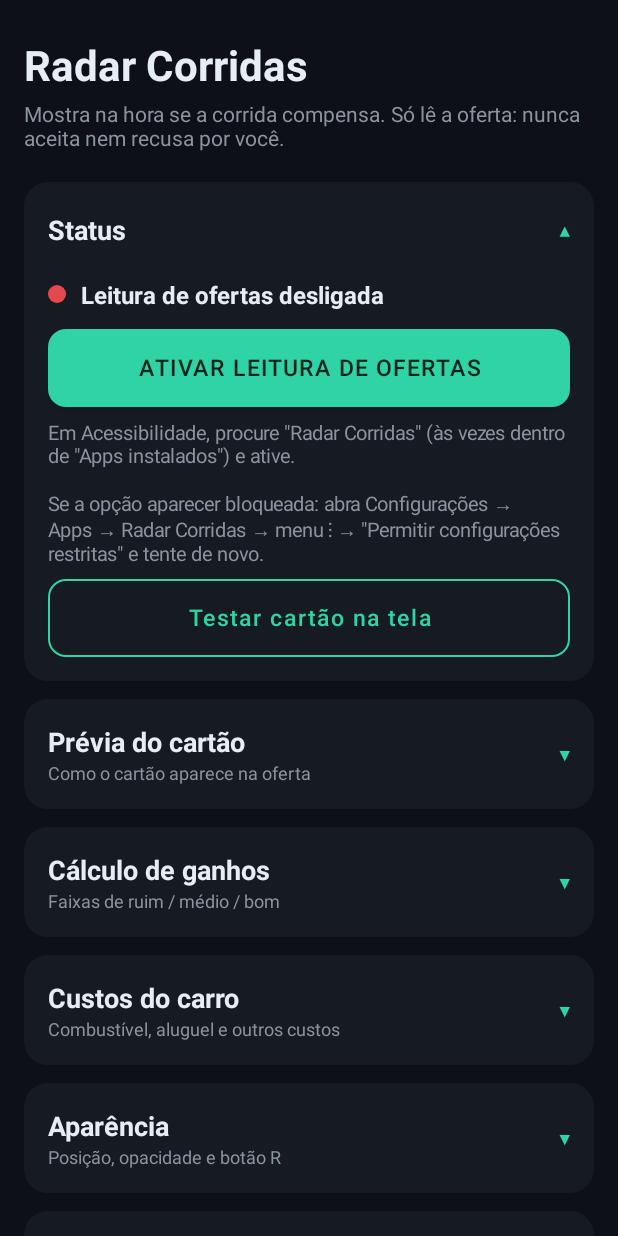
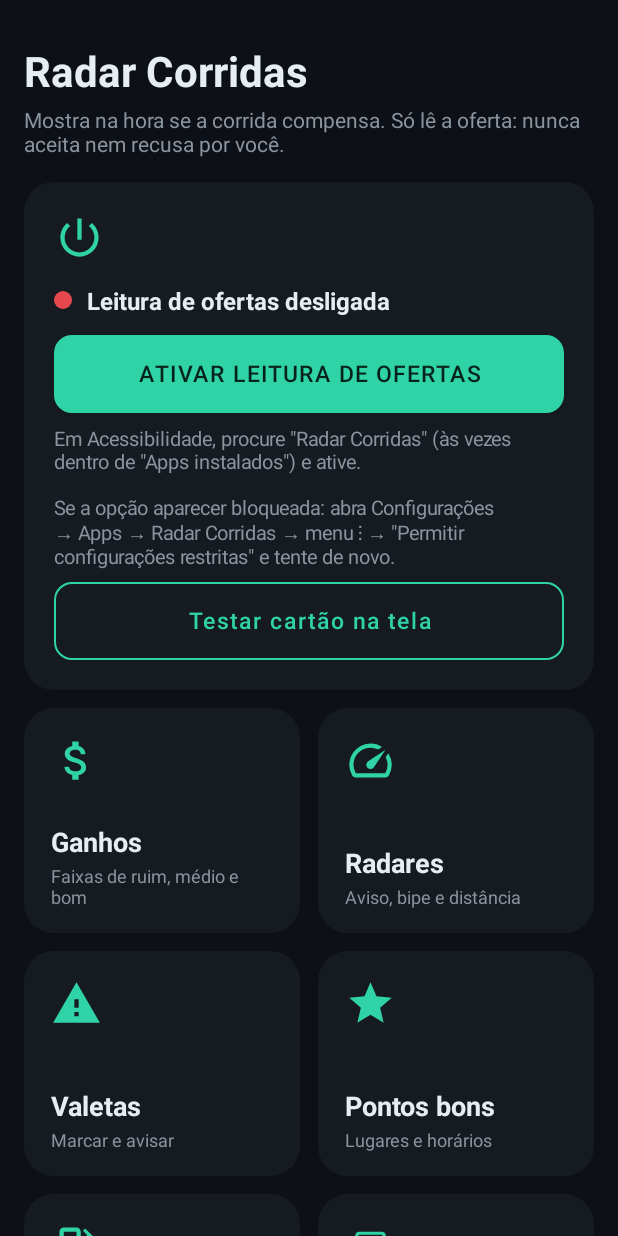
Before and after one commit to efreetales/radar-corridas, an Android app: the screen it shows after launch (MainActivity), on a phone screen of 412 x 824 dp. Run offline under Robolectric (Android 15) with nearby library versions, the phone set to English and light mode, and no system bars; pictures from the network do not load.

Commit message:
Tela inicial em cards com ícones; cada card abre a página da seção
Co-Authored-By: Claude Opus 5.5 <noreply@anthropic.com>
Claude-Session: https://claude.ai/code/session_01HAyDQwT6qSeeqhjTKfGLrB

```diff
--- a/app/src/main/java/com/taleco/radarcorridas/MainActivity.kt
+++ b/app/src/main/java/com/taleco/radarcorridas/MainActivity.kt
@@ -46,38 +46,113 @@ class MainActivity : AppCompatActivity() {
     private lateinit var costSummary: TextView
     private lateinit var countText: TextView
 
+    // ---------- Navegação: tela inicial com cards → página de cada seção ----------
+
+    private class Page(val key: String, val icon: Int, val hint: String) {
+        lateinit var body: LinearLayout
+    }
+
+    /** Ordem e ícones dos cards da tela inicial. "Prévia do cartão" fica dentro de Ganhos. */
+    private val pages = linkedMapOf(
+        "Cálculo de ganhos" to Page("Ganhos", R.drawable.ic_money, "Faixas de ruim, médio e bom"),
+        "Radares de velocidade" to Page("Radares", R.drawable.ic_speed, "Aviso, bipe e distância"),
+        "Valetas e buracos" to Page("Valetas", R.drawable.ic_warning, "Marcar e avisar"),
+        "Meus pontos bons" to Page("Pontos bons", R.drawable.ic_star, "Lugares e horários"),
+        "Custos do carro" to Page("Custos", R.drawable.ic_fuel, "Combustível e aluguel"),
+        "Corridas e percurso" to Page("Corridas", R.drawable.ic_car, "Registro e permissões"),
+        "Aparência" to Page("Aparência", R.drawable.ic_palette, "Posição e botão R"),
+        "Dados" to Page("Dados", R.drawable.ic_storage, "Exportar e diagnóstico")
+    )
+
+    private lateinit var scroll: ScrollView
+    private lateinit var home: LinearLayout
+    private lateinit var statusCard: LinearLayout
+    private var currentPage: String? = null
+
     override fun onCreate(savedInstanceState: Bundle?) {
         super.onCreate(savedInstanceState)
         prefs = Prefs(this)
 
-        val scroll = ScrollView(this).apply {
+        scroll = ScrollView(this).apply {
             setBackgroundColor(Colors.BG)
             isFillViewport = true
         }
+        setContentView(scroll)
+
+        // Conteúdo de cada página (montado uma vez)
+        for ((title, pg) in pages) {
+            pg.body = LinearLayout(this).apply { orientation = LinearLayout.VERTICAL }
+        }
+        statusCard = LinearLayout(this).apply {
+            orientation = LinearLayout.VERTICAL
+            setPadding(dp(20), dp(20), dp(20), dp(20))
+            background = rounded(Colors.SURFACE, 20f)
+        }
+
+        val dummy = LinearLayout(this)
+        buildStatus(dummy)
+        buildPreview(dummy)
+        buildMetrics(dummy)
+        buildCosts(dummy)
+        buildAppearance(dummy)
+        buildTrips(dummy)
+        buildSpeed(dummy)
+        buildHazards(dummy)
+        buildSpots(dummy)
+        buildData(dummy)
+        tallAll(statusCard)
+        for (pg in pages.values) tallAll(pg.body)
+
+        home = buildHome()
+        showHome()
+
+        onBackPressedDispatcher.addCallback(this, object : androidx.activity.OnBackPressedCallback(true) {
+            override fun handleOnBackPressed() {
+                if (currentPage != null) {
+                    showHome()
+                } else {
+                    isEnabled = false
+                    onBackPressedDispatcher.onBackPressed()
+                }
+            }
+        })
+    }
+
+    private fun buildHome(): LinearLayout {
         val col = LinearLayout(this).apply {
             orientation = LinearLayout.VERTICAL
-            setPadding(dp(16), dp(24), dp(16), dp(40))
+            setPadding(dp(16), dp(28), dp(16), dp(40))
         }
-        scroll.addView(col)
-        setContentView(scroll)
-
         col.addView(text("Radar Corridas", 28f, Colors.TEXT, bold = true))
         col.addView(text(
             "Mostra na hora se a corrida compensa. Só lê a oferta: nunca aceita nem recusa por você.",
             14f, Colors.MUTED
-        ).apply { setPadding(0, dp(4), 0, dp(8)) })
+        ).apply { setPadding(0, dp(4), 0, dp(16)) })
 
-        buildStatus(col)
-        buildPreview(col)
-        buildMetrics(col)
-        buildCosts(col)
-        buildAppearance(col)
-        buildTrips(col)
-        buildSpeed(col)
-        buildHazards(col)
-        buildSpots(col)
-        buildData(col)
-        tallAll(col)
+        statusCard.addView(icon(R.drawable.ic_power, 34, Colors.ACCENT).apply {
+            layoutParams = LinearLayout.LayoutParams(dp(34), dp(34)).apply { bottomMargin = dp(14) }
+        }, 0)
+        col.addView(statusCard, matchWrap())
+
+        // Grade de cards, 2 por linha
+        val entries = pages.entries.toList()
+        var i = 0
+        while (i < entries.size) {
+            val row = LinearLayout(this).apply { orientation = LinearLayout.HORIZONTAL }
+            for (j in 0..1) {
+                val e = entries.getOrNull(i + j)
+                val lp = LinearLayout.LayoutParams(0, LinearLayout.LayoutParams.WRAP_CONTENT, 1f).apply {
+                    if (j == 0) rightMargin = dp(6) else leftMargin = dp(6)
+                }
+                if (e == null) {
+                    row.addView(View(this), lp)
+                } else {
+                    row.addView(tile(e.key, e.value), lp)
+                }
+            }
+            col.addView(row, matchWrap(top = 12))
+            i += 2
+        }
 
         val version = try {
             packageManager.getPackageInfo(packageName, 0).versionName
@@ -86,8 +161,82 @@ class MainActivity : AppCompatActivity() {
         }
         col.addView(text("Versão $version", 12f, Colors.MUTED).apply {
             gravity = Gravity.CENTER
-            setPadding(0, dp(16), 0, 0)
+            setPadding(0, dp(20), 0, 0)
         })
+        return col
+    }
+
+    private fun ripple(v: View) {
+        val tv = android.util.TypedValue()
+        theme.resolveAttribute(android.R.attr.selectableItemBackground, tv, true)
+        v.foreground = ContextCompat.getDrawable(this, tv.resourceId)
+        v.isClickable = true
+        v.isFocusable = true
+    }
+
+    private fun icon(res: Int, sizeDp: Int, color: Int) = android.widget.ImageView(this).apply {
+        setImageResource(res)
+        imageTintList = ColorStateList.valueOf(color)
+        layoutParams = LinearLayout.LayoutParams(dp(sizeDp), dp(sizeDp))
+    }
+
+    /** Card da tela inicial: ícone em cima, nome embaixo (como no app do banco). */
+    private fun tile(title: String, pg: Page): View {
+        val card = LinearLayout(this).apply {
+            orientation = LinearLayout.VERTICAL
+            setPadding(dp(18), dp(18), dp(18), dp(16))
+            background = rounded(Colors.SURFACE, 20f)
+            minimumHeight = dp(150)
+        }
+        ripple(card)
+        card.addView(icon(pg.icon, 34, Colors.ACCENT))
+        card.addView(View(this), LinearLayout.LayoutParams(1, 0, 1f))
+        card.addView(text(pg.key, 18f, Colors.TEXT, bold = true).apply { setPadding(0, dp(18), 0, 0) })
+        card.addView(text(pg.hint, 12f, Colors.MUTED).apply { setPadding(0, dp(2), 0, 0) })
+        card.setOnClickListener { showPage(title) }
+        return card
+    }
+
+    private fun showHome() {
+        currentPage = null
+        (home.parent as? android.view.ViewGroup)?.removeView(home)
+        scroll.removeAllViews()
+        scroll.addView(home)
+        scroll.scrollTo(0, 0)
+        updateStatus()
+    }
+
+    private fun showPage(title: String) {
+        val pg = pages[title] ?: return
+        currentPage = title
+        val col = LinearLayout(this).apply {
+            orientation = LinearLayout.VERTICAL
+            setPadding(dp(16), dp(20), dp(16), dp(40))
+        }
+        val bar = LinearLayout(this).apply {
+            orientation = LinearLayout.HORIZONTAL
+            gravity = Gravity.CENTER_VERTICAL
+        }
+        val back = android.widget.FrameLayout(this).apply {
+            minimumWidth = dp(48)
+            minimumHeight = dp(48)
+            setOnClickListener { showHome() }
+        }
+        ripple(back)
+        back.addView(icon(R.drawable.ic_back, 26, Colors.TEXT), android.widget.FrameLayout.LayoutParams(dp(26), dp(26), Gravity.CENTER))
+        bar.addView(back, LinearLayout.LayoutParams(dp(48), dp(48)))
+        bar.addView(icon(pg.icon, 28, Colors.ACCENT).apply {
+            layoutParams = LinearLayout.LayoutParams(dp(28), dp(28)).apply { leftMargin = dp(4); rightMargin = dp(10) }
+        })
+        bar.addView(text(title, 22f, Colors.TEXT, bold = true))
+        col.addView(bar, matchWrap())
+
+        (pg.body.parent as? android.view.ViewGroup)?.removeView(pg.body)
+        col.addView(pg.body, matchWrap(top = 8))
+        scroll.removeAllViews()
+        scroll.addView(col)
+        scroll.scrollTo(0, 0)
+        onResume()
     }
 
     override fun onResume() {
@@ -1106,70 +1255,22 @@ class MainActivity : AppCompatActivity() {
         return box
     }
 
-    /** Resumo de cada seção, mostrado embaixo do título quando ela está fechada. */
-    private val sectionHints = mapOf(
-        "Status" to "Leitura de ofertas e teste do cartão",
-        "Prévia do cartão" to "Como o cartão aparece na oferta",
-        "Cálculo de ganhos" to "Faixas de ruim / médio / bom",
-        "Custos do carro" to "Combustível, aluguel e outros custos",
-        "Aparência" to "Posição, opacidade e botão R",
-        "Corridas e percurso" to "Registro das corridas e permissões",
-        "Radares de velocidade" to "Aviso, bipe, distância e lista da CET",
-        "Valetas e buracos" to "Marcar valetas e solavancos",
-        "Meus pontos bons" to "Lugares que rendem em certos horários",
-        "Dados" to "Exportar dados e diagnóstico"
-    )
-
     /**
-     * Seção em acordeão: o título abre e fecha o conteúdo.
-     * Lembra quais seções você deixou abertas.
+     * Cada builder pede uma "seção": o Status vai para o card do topo da tela inicial;
+     * as outras viram um bloco dentro da página do card correspondente.
      */
-    private fun section(parent: LinearLayout, title: String): LinearLayout {
-        val sp = getSharedPreferences("radar_ui", MODE_PRIVATE)
-        val key = "aberta_$title"
-        val card = LinearLayout(this).apply {
+    private fun section(@Suppress("UNUSED_PARAMETER") parent: LinearLayout, title: String): LinearLayout {
+        if (title == "Status") return statusCard
+        val key = if (title == "Prévia do cartão") "Cálculo de ganhos" else title
+        val page = pages[key] ?: return LinearLayout(this)
+        val block = LinearLayout(this).apply {
             orientation = LinearLayout.VERTICAL
+            setPadding(dp(16), dp(16), dp(16), dp(16))
             background = rounded(Colors.SURFACE, 16f)
         }
-        val header = LinearLayout(this).apply {
-            orientation = LinearLayout.HORIZONTAL
-            gravity = Gravity.CENTER_VERTICAL
-            setPadding(dp(16), dp(16), dp(12), dp(16))
-            minimumHeight = dp(64)
-            isClickable = true
-            isFocusable = true
-            val tv = android.util.TypedValue()
-            context.theme.resolveAttribute(android.R.attr.selectableItemBackground, tv, true)
-            foreground = ContextCompat.getDrawable(context, tv.resourceId)
-        }
-        val titles = LinearLayout(this).apply { orientation = LinearLayout.VERTICAL }
-        titles.addView(text(title, 18f, Colors.TEXT, bold = true))
-        val hint = text(sectionHints[title] ?: "", 12f, Colors.MUTED)
-        titles.addView(hint)
-        header.addView(titles, LinearLayout.LayoutParams(0, LinearLayout.LayoutParams.WRAP_CONTENT, 1f))
-        val chevron = text("", 20f, Colors.ACCENT, bold = true).apply { setPadding(dp(8), 0, dp(4), 0) }
-        header.addView(chevron)
-        card.addView(header, matchWrap())
-
-        val body = LinearLayout(this).apply {
-            orientation = LinearLayout.VERTICAL
-            setPadding(dp(16), 0, dp(16), dp(16))
-        }
-        card.addView(body, matchWrap())
-
-        fun apply(open: Boolean) {
-            body.visibility = if (open) View.VISIBLE else View.GONE
-            chevron.text = if (open) "▴" else "▾"
-            hint.visibility = if (open || hint.text.isEmpty()) View.GONE else View.VISIBLE
-        }
-        apply(sp.getBoolean(key, title == "Status"))
-        header.setOnClickListener {
-            val open = body.visibility != View.VISIBLE
-            sp.edit().putBoolean(key, open).apply()
-            apply(open)
-        }
-        parent.addView(card, matchWrap(top = 12))
-        return body
+        if (title == "Prévia do cartão") block.addView(text(title, 16f, Colors.TEXT, bold = true).apply { setPadding(0, 0, 0, dp(8)) })
+        page.body.addView(block, matchWrap(top = 12))
+        return block
     }
 
     /** Botões mais altos e fáceis de tocar. */
--- /dev/null
+++ b/app/src/main/res/drawable/ic_back.xml
@@ -0,0 +1,4 @@
+<vector xmlns:android="http://schemas.android.com/apk/res/android"
+    android:width="24dp" android:height="24dp" android:viewportWidth="24" android:viewportHeight="24">
+    <path android:fillColor="#FFFFFFFF" android:pathData="M20,11H7.83l5.59,-5.59L12,4l-8,8 8,8 1.41,-1.41L7.83,13H20v-2z"/>
+</vector>
--- /dev/null
+++ b/app/src/main/res/drawable/ic_car.xml
@@ -0,0 +1,4 @@
+<vector xmlns:android="http://schemas.android.com/apk/res/android"
+    android:width="24dp" android:height="24dp" android:viewportWidth="24" android:viewportHeight="24">
+    <path android:fillColor="#FFFFFFFF" android:pathData="M18.92,6.01C18.72,5.42 18.16,5 17.5,5h-11c-0.66,0 -1.21,0.42 -1.42,1.01L3,12v8c0,0.55 0.45,1 1,1h1c0.55,0 1,-0.45 1,-1v-1h12v1c0,0.55 0.45,1 1,1h1c0.55,0 1,-0.45 1,-1v-8l-2.08,-5.99zM6.5,16c-0.83,0 -1.5,-0.67 -1.5,-1.5S5.67,13 6.5,13s1.5,0.67 1.5,1.5S7.33,16 6.5,16zM17.5,16c-0.83,0 -1.5,-0.67 -1.5,-1.5s0.67,-1.5 1.5,-1.5 1.5,0.67 1.5,1.5 -0.67,1.5 -1.5,1.5zM5,11l1.5,-4.5h11L19,11H5z"/>
+</vector>
--- /dev/null
+++ b/app/src/main/res/drawable/ic_fuel.xml
@@ -0,0 +1,4 @@
+<vector xmlns:android="http://schemas.android.com/apk/res/android"
+    android:width="24dp" android:height="24dp" android:viewportWidth="24" android:viewportHeight="24">
+    <path android:fillColor="#FFFFFFFF" android:pathData="M19.77,7.23l0.01,-0.01 -3.72,-3.72L15,4.56l2.11,2.11c-0.94,0.36 -1.61,1.26 -1.61,2.33 0,1.38 1.12,2.5 2.5,2.5 0.36,0 0.69,-0.08 1,-0.21v7.21c0,0.55 -0.45,1 -1,1s-1,-0.45 -1,-1V14c0,-1.1 -0.9,-2 -2,-2h-1V5c0,-1.1 -0.9,-2 -2,-2H6c-1.1,0 -2,0.9 -2,2v16h10v-7.5h1.5v5c0,1.38 1.12,2.5 2.5,2.5s2.5,-1.12 2.5,-2.5V9c0,-0.69 -0.28,-1.32 -0.73,-1.77zM12,10H6V5h6v5zM18,10c-0.55,0 -1,-0.45 -1,-1s0.45,-1 1,-1 1,0.45 1,1 -0.45,1 -1,1z"/>
+</vector>
--- /dev/null
+++ b/app/src/main/res/drawable/ic_money.xml
@@ -0,0 +1,4 @@
+<vector xmlns:android="http://schemas.android.com/apk/res/android"
+    android:width="24dp" android:height="24dp" android:viewportWidth="24" android:viewportHeight="24">
+    <path android:fillColor="#FFFFFFFF" android:pathData="M11.8,10.9c-2.27,-0.59 -3,-1.2 -3,-2.15 0,-1.09 1.01,-1.85 2.7,-1.85 1.78,0 2.44,0.85 2.5,2.1h2.21c-0.07,-1.72 -1.12,-3.3 -3.21,-3.81V3h-3v2.16c-1.94,0.42 -3.5,1.68 -3.5,3.61 0,2.31 1.91,3.46 4.7,4.13 2.5,0.6 3,1.48 3,2.41 0,0.69 -0.49,1.79 -2.7,1.79 -2.06,0 -2.87,-0.92 -2.98,-2.1h-2.2c0.12,2.19 1.76,3.42 3.68,3.83V21h3v-2.15c1.95,-0.37 3.5,-1.5 3.5,-3.55 0,-2.84 -2.43,-3.81 -4.7,-4.4z"/>
+</vector>
--- /dev/null
+++ b/app/src/main/res/drawable/ic_palette.xml
@@ -0,0 +1,4 @@
+<vector xmlns:android="http://schemas.android.com/apk/res/android"
+    android:width="24dp" android:height="24dp" android:viewportWidth="24" android:viewportHeight="24">
+    <path android:fillColor="#FFFFFFFF" android:pathData="M12,3c-4.97,0 -9,4.03 -9,9s4.03,9 9,9c0.83,0 1.5,-0.67 1.5,-1.5 0,-0.39 -0.15,-0.74 -0.39,-1.01 -0.23,-0.26 -0.38,-0.61 -0.38,-0.99 0,-0.83 0.67,-1.5 1.5,-1.5H16c2.76,0 5,-2.24 5,-5 0,-4.42 -4.03,-8 -9,-8zM6.5,12c-0.83,0 -1.5,-0.67 -1.5,-1.5S5.67,9 6.5,9 8,9.67 8,10.5 7.33,12 6.5,12zM9.5,8C8.67,8 8,7.33 8,6.5S8.67,5 9.5,5s1.5,0.67 1.5,1.5S10.33,8 9.5,8zM14.5,8c-0.83,0 -1.5,-0.67 -1.5,-1.5S13.67,5 14.5,5s1.5,0.67 1.5,1.5S15.33,8 14.5,8zM17.5,12c-0.83,0 -1.5,-0.67 -1.5,-1.5S16.67,9 17.5,9s1.5,0.67 1.5,1.5 -0.67,1.5 -1.5,1.5z"/>
+</vector>
--- /dev/null
+++ b/app/src/main/res/drawable/ic_power.xml
@@ -0,0 +1,4 @@
+<vector xmlns:android="http://schemas.android.com/apk/res/android"
+    android:width="24dp" android:height="24dp" android:viewportWidth="24" android:viewportHeight="24">
+    <path android:fillColor="#FFFFFFFF" android:pathData="M13,3h-2v10h2L13,3zM17.83,5.17l-1.42,1.42C17.99,7.86 19,9.81 19,12c0,3.87 -3.13,7 -7,7s-7,-3.13 -7,-7c0,-2.19 1.01,-4.14 2.58,-5.42L6.17,5.17C4.23,6.82 3,9.26 3,12c0,4.97 4.03,9 9,9s9,-4.03 9,-9c0,-2.74 -1.23,-5.18 -3.17,-6.83z"/>
+</vector>
--- /dev/null
+++ b/app/src/main/res/drawable/ic_speed.xml
@@ -0,0 +1,4 @@
+<vector xmlns:android="http://schemas.android.com/apk/res/android"
+    android:width="24dp" android:height="24dp" android:viewportWidth="24" android:viewportHeight="24">
+    <path android:fillColor="#FFFFFFFF" android:pathData="M20.38,8.57l-1.23,1.85a8,8 0,0 1,-0.22 7.58L5.07,18A8,8 0,0 1,15.58 6.85l1.85,-1.23A10,10 0,0 0,3.35 19a2,2 0,0 0,1.72 1h13.85a2,2 0,0 0,1.74 -1,10 10,0 0,0 -0.27,-10.44zM10.59,15.41a2,2 0,0 0,2.83 0l5.66,-8.49 -8.49,5.66a2,2 0,0 0,0 2.83z"/>
+</vector>
--- /dev/null
+++ b/app/src/main/res/drawable/ic_star.xml
@@ -0,0 +1,4 @@
+<vector xmlns:android="http://schemas.android.com/apk/res/android"
+    android:width="24dp" android:height="24dp" android:viewportWidth="24" android:viewportHeight="24">
+    <path android:fillColor="#FFFFFFFF" android:pathData="M12,17.27L18.18,21l-1.64,-7.03L22,9.24l-7.19,-0.61L12,2 9.19,8.63 2,9.24l5.46,4.73L5.82,21z"/>
+</vector>
--- /dev/null
+++ b/app/src/main/res/drawable/ic_storage.xml
@@ -0,0 +1,4 @@
+<vector xmlns:android="http://schemas.android.com/apk/res/android"
+    android:width="24dp" android:height="24dp" android:viewportWidth="24" android:viewportHeight="24">
+    <path android:fillColor="#FFFFFFFF" android:pathData="M2,20h20v-4H2v4zM4,17h2v2H4v-2zM2,4v4h20V4H2zM6,7H4V5h2v2zM2,14h20v-4H2v4zM4,11h2v2H4v-2z"/>
+</vector>
--- /dev/null
+++ b/app/src/main/res/drawable/ic_warning.xml
@@ -0,0 +1,4 @@
+<vector xmlns:android="http://schemas.android.com/apk/res/android"
+    android:width="24dp" android:height="24dp" android:viewportWidth="24" android:viewportHeight="24">
+    <path android:fillColor="#FFFFFFFF" android:pathData="M1,21h22L12,2 1,21zM13,18h-2v-2h2v2zM13,14h-2v-4h2v4z"/>
+</vector>
```
